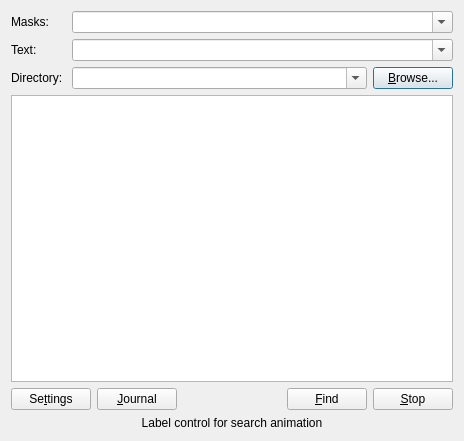
The window that SearchGUI/src/searchwindow.ui (tmpprj/tmpprj) describes before a commit, drawn with Qt 5.
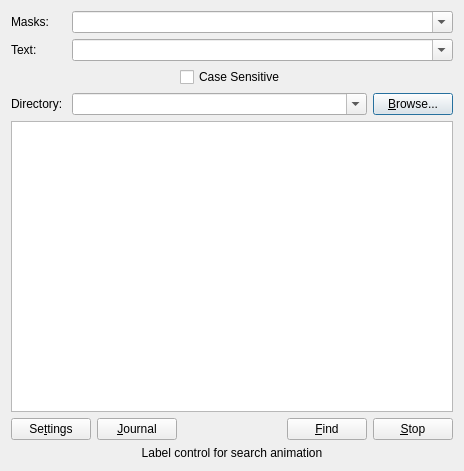
The same window after the commit. Custom widgets are drawn as their Qt base class.

Commit message: case sensitive

Patch:
```diff
--- a/SearchGUI/src/searchwindow.ui
+++ b/SearchGUI/src/searchwindow.ui
@@ -6,7 +6,7 @@
     <x>0</x>
     <y>0</y>
     <width>464</width>
-    <height>441</height>
+    <height>471</height>
    </rect>
   </property>
   <property name="windowTitle" >
@@ -88,6 +88,46 @@
      </item>
     </layout>
    </item>
+   <item>
+    <layout class="QHBoxLayout" >
+     <item>
+      <spacer>
+       <property name="orientation" >
+        <enum>Qt::Horizontal</enum>
+       </property>
+       <property name="sizeType" >
+        <enum>QSizePolicy::Expanding</enum>
+       </property>
+       <property name="sizeHint" >
+        <size>
+         <width>50</width>
+         <height>20</height>
+        </size>
+       </property>
+      </spacer>
+     </item>
+     <item>
+      <widget class="QCheckBox" name="caseCheckBox" >
+       <property name="text" >
+        <string>Case Sensitive</string>
+       </property>
+      </widget>
+     </item>
+     <item>
+      <spacer>
+       <property name="orientation" >
+        <enum>Qt::Horizontal</enum>
+       </property>
+       <property name="sizeHint" >
+        <size>
+         <width>40</width>
+         <height>20</height>
+        </size>
+       </property>
+      </spacer>
+     </item>
+    </layout>
+   </item>
    <item>
     <layout class="QHBoxLayout" >
      <item>
```
The commit also changes 24 other files.
